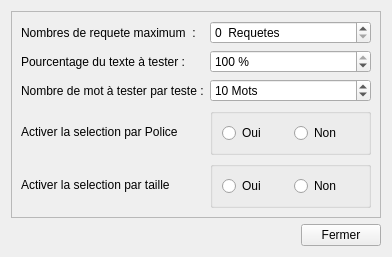
Qt form Prototypes/AntiPlagia/src/Antiplagia/Formulaires/settings.ui (Lorette/Antiplagiat) before a commit.
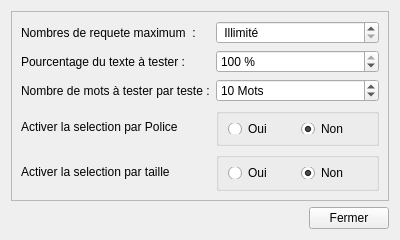
The same form after that commit.

Commit message: Correction settings

What changed in the file:
```diff
--- a/Prototypes/AntiPlagia/src/Antiplagia/Formulaires/settings.ui
+++ b/Prototypes/AntiPlagia/src/Antiplagia/Formulaires/settings.ui
@@ -6,10 +6,22 @@
    <rect>
     <x>0</x>
     <y>0</y>
-    <width>392</width>
-    <height>225</height>
+    <width>400</width>
+    <height>240</height>
    </rect>
   </property>
+  <property name="minimumSize">
+   <size>
+    <width>400</width>
+    <height>240</height>
+   </size>
+  </property>
+  <property name="maximumSize">
+   <size>
+    <width>400</width>
+    <height>240</height>
+   </size>
+  </property>
   <property name="windowTitle">
    <string>Form</string>
   </property>
@@ -60,7 +72,7 @@
       <item row="2" column="0">
        <widget class="QLabel" name="label_3">
         <property name="text">
-         <string>Nombre de mot à tester par teste :</string>
+         <string>Nombre de mots à tester par teste :</string>
         </property>
        </widget>
       </item>
@@ -108,12 +120,27 @@
       </item>
       <item row="0" column="2">
        <widget class="QSpinBox" name="spinBox">
+        <property name="specialValueText">
+         <string> Illimité</string>
+        </property>
         <property name="suffix">
          <string>  Requetes</string>
         </property>
         <property name="prefix">
          <string/>
         </property>
+        <property name="minimum">
+         <number>0</number>
+        </property>
+        <property name="maximum">
+         <number>999999</number>
+        </property>
+        <property name="singleStep">
+         <number>1</number>
+        </property>
+        <property name="value">
+         <number>0</number>
+        </property>
        </widget>
       </item>
       <item row="4" column="0">
@@ -147,6 +174,9 @@
            <property name="text">
             <string>Non</string>
            </property>
+           <property name="checked">
+            <bool>true</bool>
+           </property>
           </widget>
          </item>
         </layout>
@@ -170,6 +200,9 @@
            <property name="text">
             <string>Non</string>
            </property>
+           <property name="checked">
+            <bool>true</bool>
+           </property>
           </widget>
          </item>
         </layout>
```
The commit also changes 17 other files.
